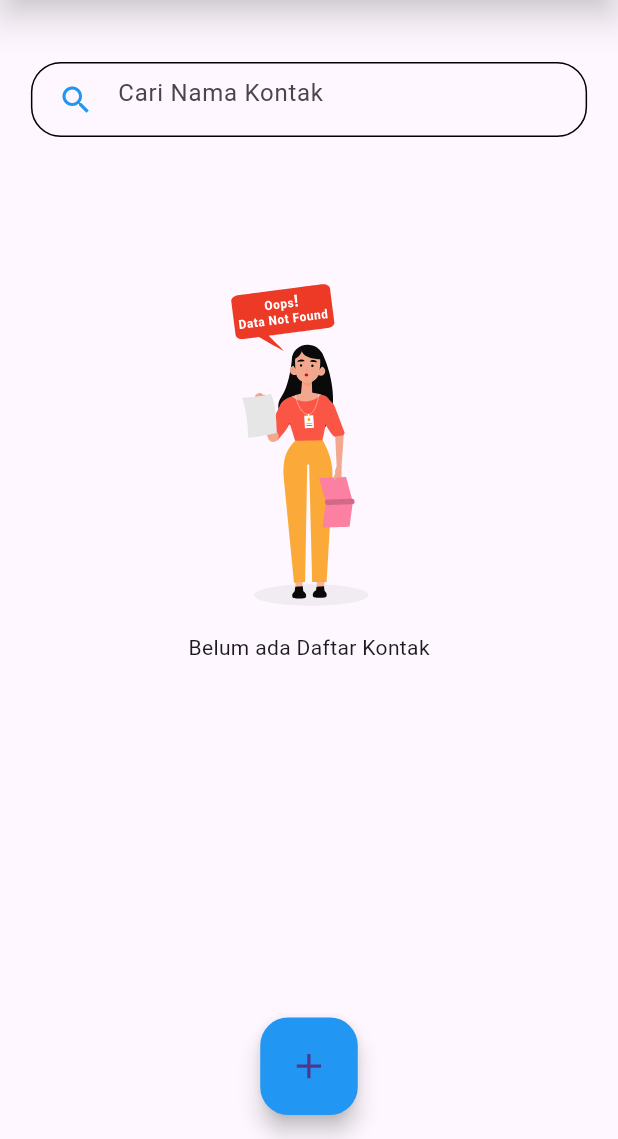
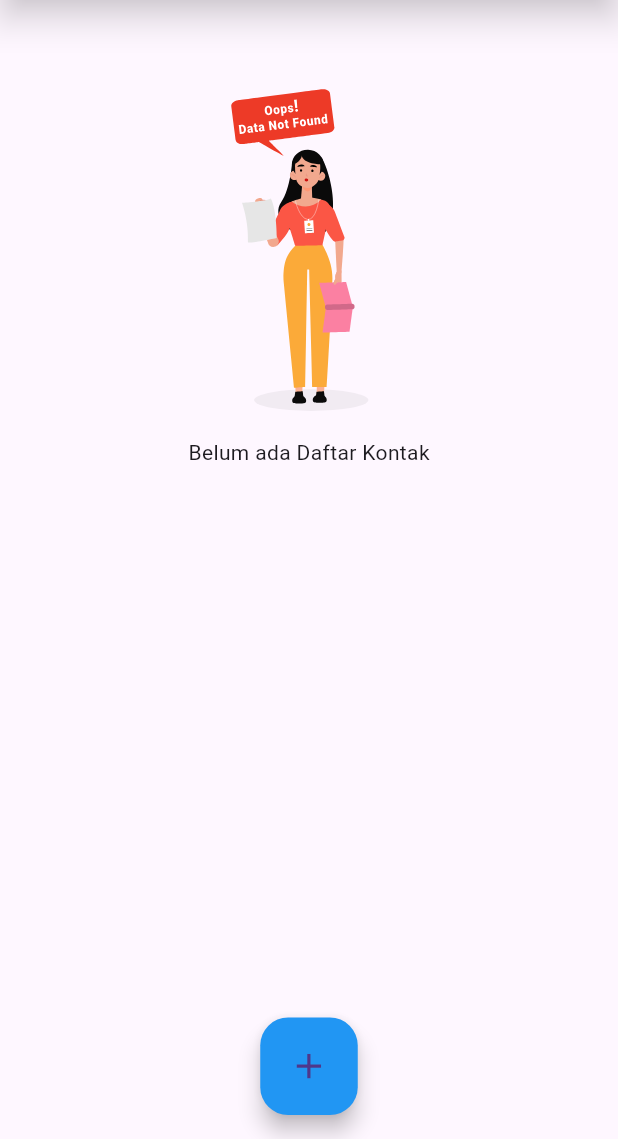
Before and after one commit to NabilAlfaatir09/flutter-contact-app, a Flutter app: the screen it shows after launch, on a phone screen of 412 x 824 dp, the part 97-1236 px from its top. Run offline on Flutter 3.47's test engine with Material 3 defaults, Android fonts, the phone set to English and light mode, and no system bars; our stand-ins replace get, lottie, sqflite; accounts and stored records are empty.

```diff
--- a/lib/app/modules/home/views/home_view.dart
+++ b/lib/app/modules/home/views/home_view.dart
@@ -22,10 +22,22 @@ class HomeView extends GetView<HomeController> {
         children: [
           SingleChildScrollView(
             physics: const ScrollPhysics(),
-            child: Column(
+            child: Obx(
+              () => (controller.contactsUpdate.isEmpty)
+                  ? Column(
+                      children: [
+                        Lottie.asset(
+                          "assets/datanotfound.json",
+                          height: 300,
+                          width: 300,
+                        ),
+                        const Text("Belum ada Daftar Kontak"),
+                      ],
+                    )
+                  : Column(
                       children: [
                         const SizedBox(
-                  height: 50,
+                          height: 30,
                         ),
                         Container(
                           width: MediaQuery.of(context).size.width * 0.9,
@@ -33,12 +45,22 @@ class HomeView extends GetView<HomeController> {
                           alignment: Alignment.center,
                           padding: const EdgeInsets.only(left: 5),
                           decoration: BoxDecoration(
+                            color: Colors.white,
                             borderRadius: BorderRadius.circular(20),
                             border: Border.all(color: Colors.black),
+                            boxShadow: const [
+                              BoxShadow(
+                                color: Color(0x3F000000),
+                                blurRadius: 4,
+                                offset: Offset(0, 4),
+                                spreadRadius: 0,
+                              )
+                            ],
                           ),
                           child: TextField(
                             controller: controller.cariContact,
-                    onChanged: (value) => controller.searchContacts(value),
+                            onChanged: (value) =>
+                                controller.searchContacts(value),
                             decoration: const InputDecoration(
                               prefixIcon: Icon(
                                 Icons.search,
@@ -50,21 +72,39 @@ class HomeView extends GetView<HomeController> {
                           ),
                         ),
                         const SizedBox(
-                  height: 30,
+                          height: 50,
                         ),
-                Obx(
-                  () => (controller.contactsUpdate.isEmpty)
-                      ? Column(
+                        InkWell(
+                          highlightColor: Colors.transparent,
+                          hoverColor: Colors.transparent,
+                          focusColor: Colors.transparent,
+                          splashColor: Colors.transparent,
+                          onTap: () => controller.sortNama(),
+                          child: const Row(
+                            mainAxisAlignment: MainAxisAlignment.start,
                             children: [
-                            Lottie.asset(
-                              "assets/datanotfound.json",
-                              height: 300,
-                              width: 300,
+                              SizedBox(
+                                width: 30,
                               ),
-                            const Text("Belum ada Daftar Kontak"),
+                              Icon(
+                                Icons.sort,
+                                size: 35,
+                                color: Colors.blue,
+                              ),
+                              SizedBox(
+                                width: 5,
+                              ),
+                              Text(
+                                "Sorting Nama",
+                                style: TextStyle(
+                                  fontSize: 20,
+                                  fontWeight: FontWeight.bold,
+                                ),
+                              ),
                             ],
-                        )
-                      : ListView.separated(
+                          ),
+                        ),
+                        ListView.separated(
                           shrinkWrap: true,
                           physics: const NeverScrollableScrollPhysics(),
                           itemBuilder: (context, index) {
@@ -236,8 +276,8 @@ class HomeView extends GetView<HomeController> {
                           itemCount: controller.contactsUpdate.length,
                           separatorBuilder: (context, index) => const Divider(),
                         ),
+                      ],
                     ),
-              ],
             ),
           ),
         ],
```
Also changed, not shown: lib/app/modules/add/controllers/add_controller.dart (+7 -2 lines), lib/app/modules/home/controllers/home_controller.dart (+16 -0 lines). Lines whose indentation alone changed are shown as unchanged.
